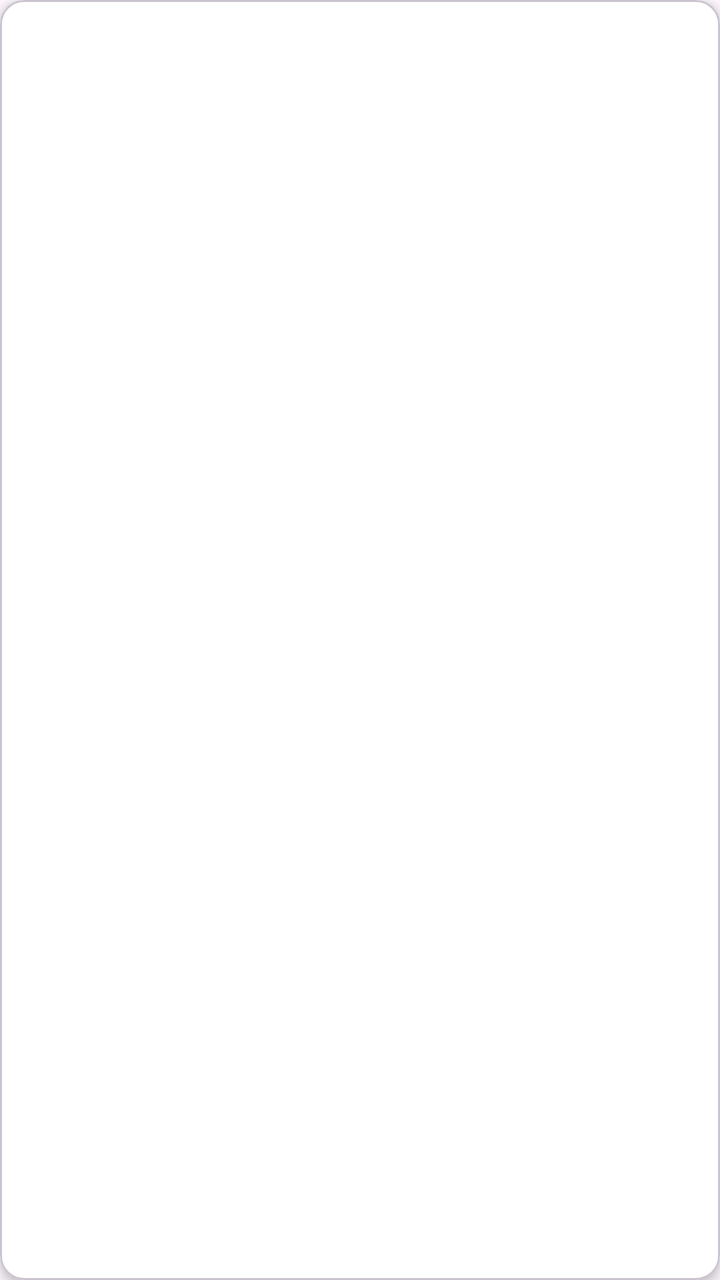
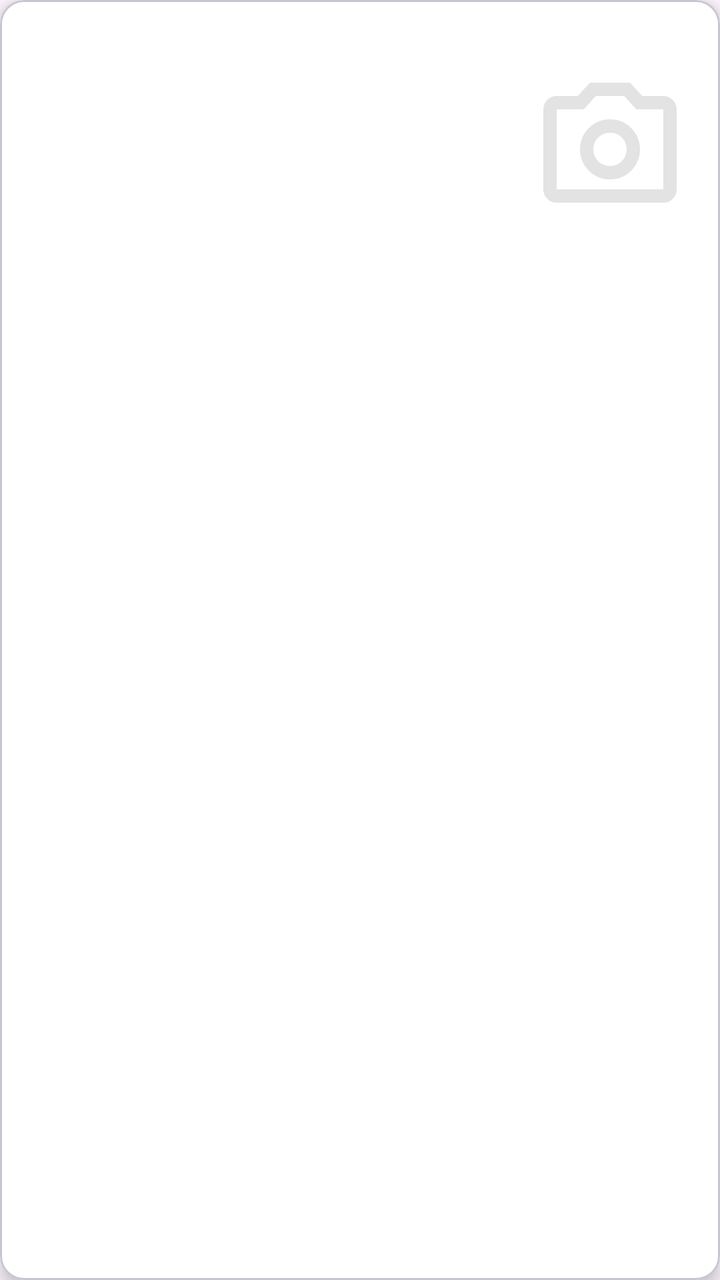

Two renders of the same Android screen: before a commit and after it. Below are the layout's source before the change and the commit's diff.
<!-- AndroidManifest.xml: application theme Theme.AppInventario -->
<!-- res/layout/item_producto.xml -->
<?xml version="1.0" encoding="utf-8"?>
<com.google.android.material.card.MaterialCardView
    xmlns:android="http://schemas.android.com/apk/res/android"
    xmlns:app="http://schemas.android.com/apk/res-auto"
    android:layout_width="match_parent"
    android:layout_height="wrap_content"
    android:layout_marginHorizontal="8dp"
    android:layout_marginVertical="5dp"
    app:cardBackgroundColor="@color/blanco"
    app:cardCornerRadius="12dp"
    app:cardElevation="3dp">

    <TextView
        android:id="@+id/tvProducto"
        android:layout_width="match_parent"
        android:layout_height="wrap_content"
        android:padding="15dp"
        android:textColor="@color/cafe_oscuro"
        android:textSize="16sp" />

</com.google.android.material.card.MaterialCardView>
<!-- resources referenced by this layout -->
<resources>
  <color name="blanco">#FFFFFF</color>
  <color name="cafe_oscuro">#5D4037</color>
  <style name="Theme.AppInventario" parent="Base.Theme.AppInventario" />
  <style name="Base.Theme.AppInventario" parent="Theme.Material3.DayNight.NoActionBar">
          
          
      </style>
</resources>

<!-- the commit's change to res/layout/item_producto.xml (unified diff, before → after) -->
@@ -1,21 +1,76 @@
 <?xml version="1.0" encoding="utf-8"?>
-<com.google.android.material.card.MaterialCardView
-    xmlns:android="http://schemas.android.com/apk/res/android"
+<com.google.android.material.card.MaterialCardView xmlns:android="http://schemas.android.com/apk/res/android"
     xmlns:app="http://schemas.android.com/apk/res-auto"
     android:layout_width="match_parent"
     android:layout_height="wrap_content"
-    android:layout_marginHorizontal="8dp"
-    android:layout_marginVertical="5dp"
-    app:cardBackgroundColor="@color/blanco"
+    android:layout_marginHorizontal="10dp"
+    android:layout_marginVertical="6dp"
     app:cardCornerRadius="12dp"
-    app:cardElevation="3dp">
+    app:cardElevation="5dp"
+    app:cardBackgroundColor="@color/blanco">
 
-    <TextView
-        android:id="@+id/tvProducto"
+    <LinearLayout
         android:layout_width="match_parent"
         android:layout_height="wrap_content"
+        android:orientation="horizontal"
         android:padding="15dp"
-        android:textColor="@color/cafe_oscuro"
-        android:textSize="16sp" />
+        android:gravity="center_vertical">
+
+    <LinearLayout
+        android:layout_width="0dp"
+        android:layout_height="wrap_content"
+        android:layout_weight="1"
+        android:orientation="vertical">
+
+        <TextView
+            android:id="@+id/tvNombre"
+            android:layout_width="match_parent"
+            android:layout_height="wrap_content"
+            android:textSize="20sp"
+            android:textStyle="bold"
+            android:textColor="@color/cafe_oscuro"/>
+
+        <TextView
+            android:id="@+id/tvCategoria"
+            android:layout_width="match_parent"
+            android:layout_height="wrap_content"
+            android:layout_marginTop="4dp"
+            android:textColor="@color/cafe_oscuro"/>
+
+        <TextView
+            android:id="@+id/tvCantidad"
+            android:layout_width="match_parent"
+            android:layout_height="wrap_content"
+            android:layout_marginTop="2dp"
+            android:textColor="@color/cafe_oscuro"/>
+
+        <TextView
+            android:id="@+id/tvPrecio"
+            android:layout_width="match_parent"
+            android:layout_height="wrap_content"
+            android:layout_marginTop="2dp"
+            android:textColor="@color/cafe_oscuro"/>
+
+        <TextView
+            android:id="@+id/tvProveedor"
+            android:layout_width="match_parent"
+            android:layout_height="wrap_content"
+            android:layout_marginTop="2dp"
+            android:textColor="@color/cafe_oscuro"/>
+
+
+    </LinearLayout>
+
+        <ImageView
+            android:id="@+id/imgProducto"
+            android:layout_width="80dp"
+            android:layout_height="80dp"
+            android:layout_marginStart="12dp"
+            android:scaleType="centerCrop"
+            android:src="@drawable/photo"
+            android:contentDescription="Imagen del producto"/>
+
+
+    </LinearLayout>
 
 </com.google.android.material.card.MaterialCardView>
<!-- resource entries referenced after the edit -->
@@ -2,6 +2,16 @@
 <resources>
   <color name="blanco">#FFFFFF</color>
   <color name="cafe_oscuro">#5D4037</color>
+  <!-- drawable photo (drawable) -->
+  <vector xmlns:android="http://schemas.android.com/apk/res/android"
+      android:width="24dp"
+      android:height="24dp"
+      android:viewportWidth="960"
+      android:viewportHeight="960">
+    <path
+        android:pathData="M480,700q75,0 127.5,-52.5T660,520q0,-75 -52.5,-127.5T480,340q-75,0 -127.5,52.5T300,520q0,75 52.5,127.5T480,700ZM480,620q-42,0 -71,-29t-29,-71q0,-42 29,-71t71,-29q42,0 71,29t29,71q0,42 -29,71t-71,29ZM160,840q-33,0 -56.5,-23.5T80,760v-480q0,-33 23.5,-56.5T160,200h126l74,-80h240l74,80h126q33,0 56.5,23.5T880,280v480q0,33 -23.5,56.5T800,840L160,840ZM160,760h640v-480L638,280l-73,-80L395,200l-73,80L160,280v480ZM480,520Z"
+        android:fillColor="#e3e3e3"/>
+  </vector>
   <style name="Theme.AppInventario" parent="Base.Theme.AppInventario" />
   <style name="Base.Theme.AppInventario" parent="Theme.Material3.DayNight.NoActionBar">
           
